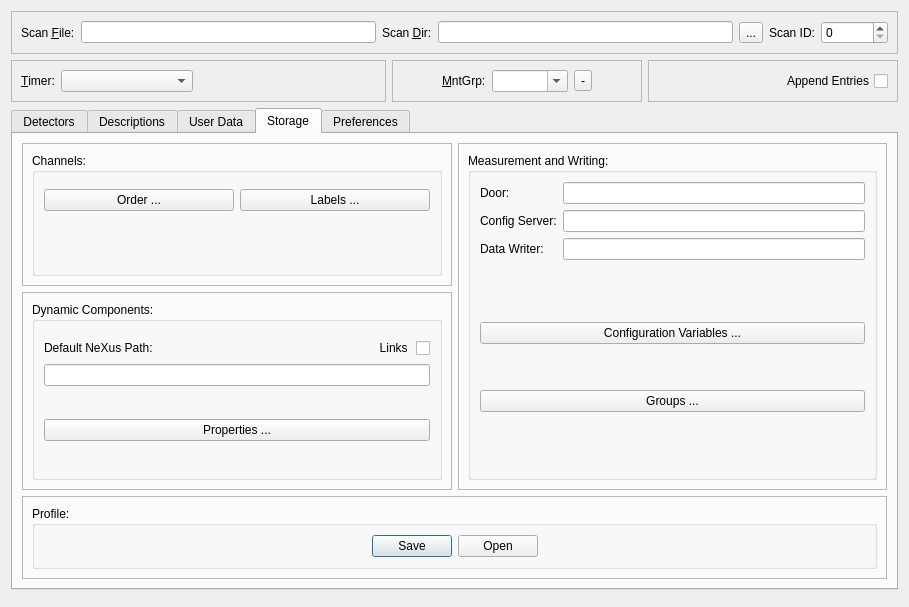
Qt form nxselector/ui/Selector.ui (nexdatas/nxselector) before a commit.
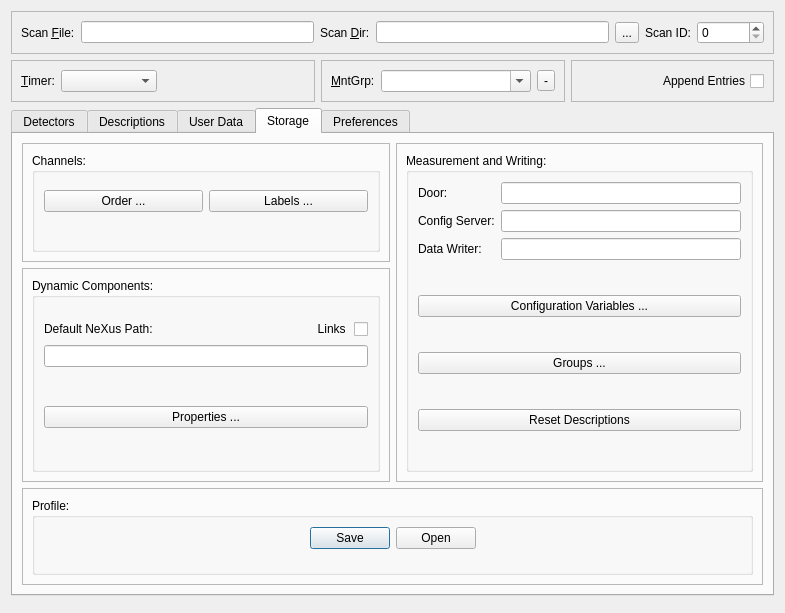
The same form after that commit. The open tabs and pages were chosen to show the change.

```diff
--- a/nxselector/ui/Selector.ui
+++ b/nxselector/ui/Selector.ui
@@ -6,8 +6,8 @@
    <rect>
     <x>0</x>
     <y>0</y>
-    <width>909</width>
-    <height>607</height>
+    <width>785</width>
+    <height>613</height>
    </rect>
   </property>
   <property name="windowTitle">
@@ -234,6 +234,12 @@
               <verstretch>0</verstretch>
              </sizepolicy>
             </property>
+            <property name="minimumSize">
+             <size>
+              <width>150</width>
+              <height>0</height>
+             </size>
+            </property>
             <property name="editable">
              <bool>true</bool>
             </property>
@@ -354,22 +360,6 @@
                    <string>Channels:</string>
                   </property>
                   <layout class="QGridLayout" name="gridLayout_16">
-                   <item row="3" column="1">
-                    <spacer name="verticalSpacer_10">
-                     <property name="orientation">
-                      <enum>Qt::Vertical</enum>
-                     </property>
-                     <property name="sizeType">
-                      <enum>QSizePolicy::Maximum</enum>
-                     </property>
-                     <property name="sizeHint" stdset="0">
-                      <size>
-                       <width>20</width>
-                       <height>40</height>
-                      </size>
-                     </property>
-                    </spacer>
-                   </item>
                    <item row="2" column="1">
                     <widget class="QPushButton" name="labelsPushButton">
                      <property name="text">
@@ -393,7 +383,7 @@
                      </property>
                     </spacer>
                    </item>
-                   <item row="4" column="1">
+                   <item row="3" column="1">
                     <spacer name="verticalSpacer_22">
                      <property name="orientation">
                       <enum>Qt::Vertical</enum>
@@ -640,6 +630,29 @@
                        </property>
                       </widget>
                      </item>
+                     <item>
+                      <spacer name="verticalSpacer_11">
+                       <property name="orientation">
+                        <enum>Qt::Vertical</enum>
+                       </property>
+                       <property name="sizeType">
+                        <enum>QSizePolicy::Maximum</enum>
+                       </property>
+                       <property name="sizeHint" stdset="0">
+                        <size>
+                         <width>20</width>
+                         <height>40</height>
+                        </size>
+                       </property>
+                      </spacer>
+                     </item>
+                     <item>
+                      <widget class="QPushButton" name="resetDescriptionsPushButton">
+                       <property name="text">
+                        <string>Reset Descriptions</string>
+                       </property>
+                      </widget>
+                     </item>
                      <item>
                       <spacer name="verticalSpacer_7">
                        <property name="orientation">
```
